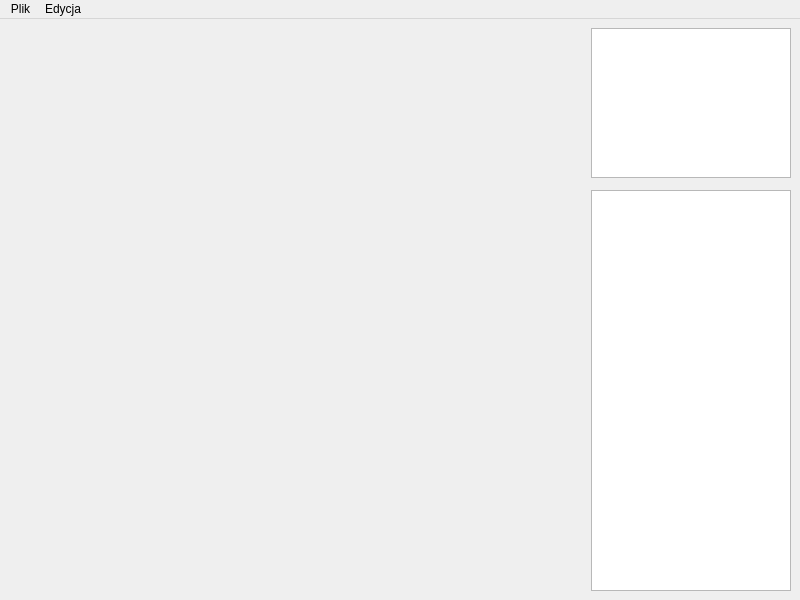
Qt form curves_editor_design.ui (dawidkostyszak/MMGK) before a commit.
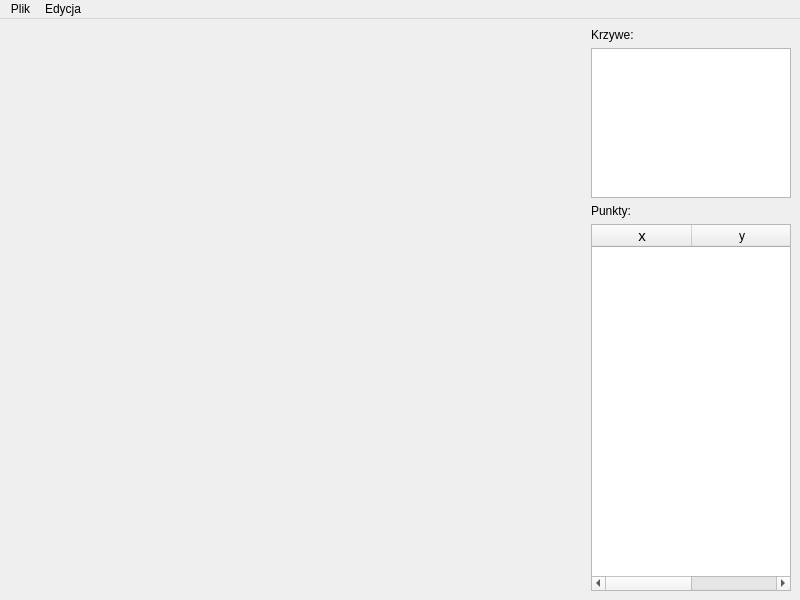
The same form after that commit.

Commit message: Change design, add navigation toolbar, fill table with points

What changed in the file:
```diff
--- a/curves_editor_design.ui
+++ b/curves_editor_design.ui
@@ -15,18 +15,15 @@
   </property>
   <widget class="QWidget" name="central_view">
    <layout class="QGridLayout" name="gridLayout">
-    <item row="0" column="0" rowspan="3">
-     <widget class="QWidget" name="draw_view" native="true">
-      <property name="sizePolicy">
-       <sizepolicy hsizetype="Expanding" vsizetype="Preferred">
-        <horstretch>0</horstretch>
-        <verstretch>0</verstretch>
-       </sizepolicy>
+    <item row="2" column="1">
+     <widget class="QLabel" name="curves_label">
+      <property name="text">
+       <string>Punkty:</string>
       </property>
       <layout class="QVBoxLayout" name="draw_layout"/>
      </widget>
     </item>
-    <item row="0" column="1">
+    <item row="1" column="1">
      <widget class="QListWidget" name="figures_list">
       <property name="sizePolicy">
        <sizepolicy hsizetype="Maximum" vsizetype="Expanding">
@@ -34,6 +31,12 @@
         <verstretch>0</verstretch>
        </sizepolicy>
       </property>
+      <property name="minimumSize">
+       <size>
+        <width>200</width>
+        <height>0</height>
+       </size>
+      </property>
       <property name="maximumSize">
        <size>
         <width>200</width>
@@ -42,20 +45,59 @@
       </property>
      </widget>
     </item>
-    <item row="2" column="1">
-     <widget class="QTableWidget" name="parameters">
+    <item row="3" column="1">
+     <widget class="QTableWidget" name="points">
       <property name="sizePolicy">
        <sizepolicy hsizetype="Maximum" vsizetype="Expanding">
         <horstretch>0</horstretch>
         <verstretch>0</verstretch>
        </sizepolicy>
       </property>
+      <property name="minimumSize">
+       <size>
+        <width>200</width>
+        <height>0</height>
+       </size>
+      </property>
       <property name="maximumSize">
        <size>
         <width>200</width>
         <height>16777215</height>
        </size>
       </property>
+      <column>
+       <property name="text">
+        <string>x</string>
+       </property>
+       <property name="font">
+        <font>
+         <pointsize>11</pointsize>
+        </font>
+       </property>
+      </column>
+      <column>
+       <property name="text">
+        <string>y</string>
+       </property>
+      </column>
+     </widget>
+    </item>
+    <item row="0" column="1">
+     <widget class="QLabel" name="point_label">
+      <property name="text">
+       <string>Krzywe:</string>
+      </property>
+     </widget>
+    </item>
+    <item row="0" column="0" rowspan="4">
+     <widget class="QWidget" name="draw_view" native="true">
+      <property name="sizePolicy">
+       <sizepolicy hsizetype="Expanding" vsizetype="Preferred">
+        <horstretch>0</horstretch>
+        <verstretch>0</verstretch>
+       </sizepolicy>
+      </property>
+      <layout class="QVBoxLayout" name="draw_layout"/>
      </widget>
     </item>
    </layout>
```
Left out of the diff: 3 changed lines with no effect on the pictures. The commit also changes 1 other file.
